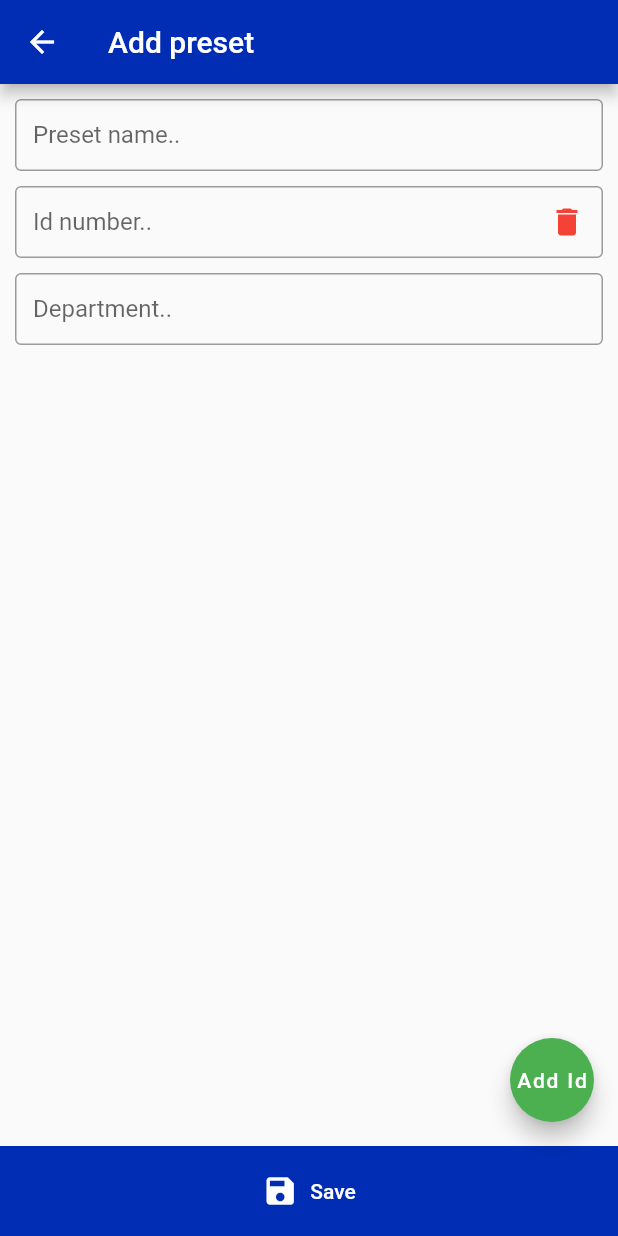
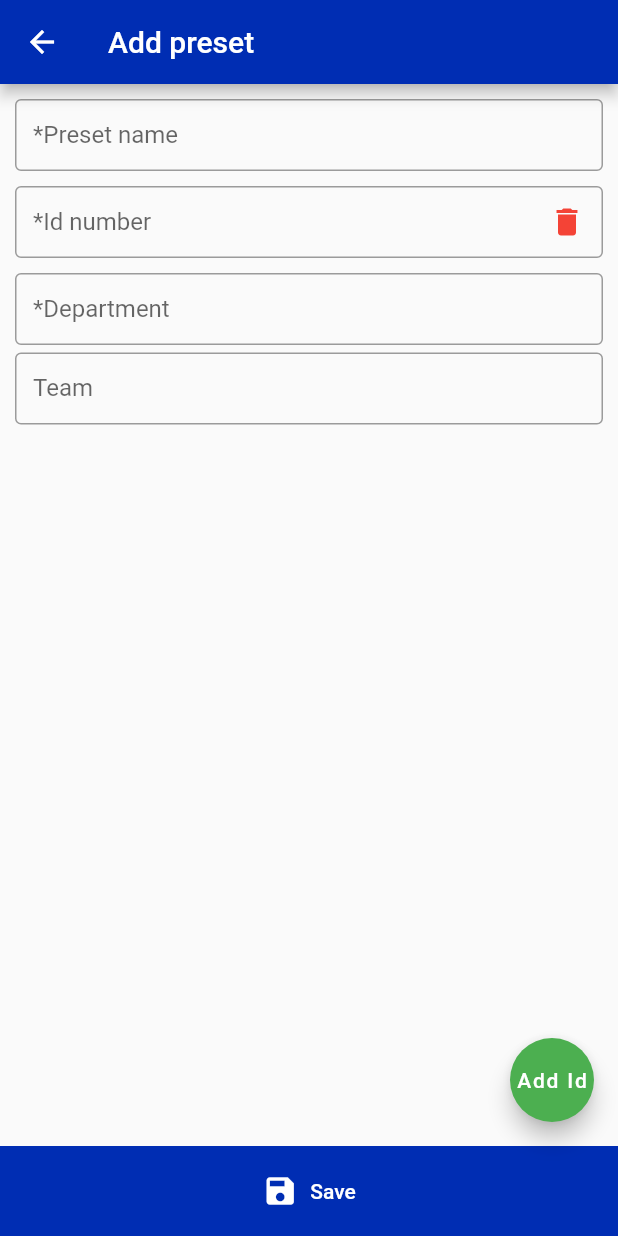
Before and after one commit to lamaw01/fieldparasat, a Flutter app: the AddPresetPage screen opened directly, on a phone screen of 412 x 824 dp. Run offline on Flutter 3.47's test engine with Material 2 defaults, Android fonts, the phone set to English and light mode, and no system bars; our stand-ins replace flutter_styled_toast, geocoding, geolocator, hive, hive_flutter, image_picker and 2 more; accounts and stored records are empty.

Commit message:
janrey sir glenn changes

```diff
--- a/lib/data/selfie_page_data.dart
+++ b/lib/data/selfie_page_data.dart
@@ -158,6 +158,7 @@ class SelfiePageData with ChangeNotifier {
   Future<bool> uploadImage(
       {required List<String> employeeId,
       required String department,
+      required String team,
       required String logType}) async {
     bool success = false;
     try {
@@ -165,7 +166,7 @@ class SelfiePageData with ChangeNotifier {
       String base64 = base64Encode(_imageScreenshot!);
       debugPrint(base64);
       var response = await HttpService.uploadImage(base64, employeeId, _latlng,
-          _address, department, _timestamp, logType);
+          _address, department, team, _timestamp, logType);
       if (response.success) {
         success = true;
       } else {
@@ -180,6 +181,7 @@ class SelfiePageData with ChangeNotifier {
       saveToHistory(
           employeeId: employeeId,
           department: department,
+          team: team,
           logType: logType,
           uploaded: success);
       _image = null;
@@ -198,6 +200,7 @@ class SelfiePageData with ChangeNotifier {
           model.latlng,
           model.address,
           model.department,
+          model.team,
           model.selfieTimestamp,
           model.logType);
       if (response.success) {
@@ -219,6 +222,7 @@ class SelfiePageData with ChangeNotifier {
   Future<void> saveToHistory(
       {required List<String> employeeId,
       required String department,
+      required String team,
       required String logType,
       required bool uploaded}) async {
     try {
@@ -231,6 +235,7 @@ class SelfiePageData with ChangeNotifier {
           address: address,
           imageScreenshot: _imageScreenshot!,
           department: department,
+          team: team,
           selfieTimestamp: _timestamp,
           logType: logType,
           uploaded: uploaded));
--- a/lib/model/history_model.dart
+++ b/lib/model/history_model.dart
@@ -15,6 +15,7 @@ class HistoryModel extends HiveObject {
     required this.selfieTimestamp,
     required this.logType,
     required this.uploaded,
+    required this.team,
   });
 
   @HiveField(0)
@@ -43,4 +44,7 @@ class HistoryModel extends HiveObject {
 
   @HiveField(8)
   bool uploaded;
+
+  @HiveField(9)
+  String team;
 }
--- a/lib/model/preset_model.dart
+++ b/lib/model/preset_model.dart
@@ -8,6 +8,7 @@ class PresetModel extends HiveObject {
     required this.presetName,
     required this.employeeId,
     required this.department,
+    required this.team,
   });
 
   @HiveField(0)
@@ -18,4 +19,7 @@ class PresetModel extends HiveObject {
 
   @HiveField(2)
   String department;
+
+  @HiveField(3)
+  String team;
 }
--- a/lib/service/http_service.dart
+++ b/lib/service/http_service.dart
@@ -12,6 +12,7 @@ class HttpService {
       String latlng,
       String address,
       String department,
+      String team,
       String selfieTimestamp,
       String logType) async {
     var response = await http
@@ -27,6 +28,7 @@ class HttpService {
               'address': address,
               'is_selfie': true,
               'department': department,
+              'team': team,
               'selfie_timestamp': selfieTimestamp,
               'log_type': logType
             }))
--- a/lib/view/add_preset_page.dart
+++ b/lib/view/add_preset_page.dart
@@ -18,6 +18,7 @@ class _AddPresetPageState extends State<AddPresetPage> {
     TextEditingController(),
   ];
   final presetDepartmentController = TextEditingController();
+  final presetTeamController = TextEditingController();
 
   @override
   void dispose() {
@@ -27,6 +28,7 @@ class _AddPresetPageState extends State<AddPresetPage> {
       idPresetController.dispose();
     }
     presetDepartmentController.dispose();
+    presetTeamController.dispose();
   }
 
   @override
@@ -48,7 +50,7 @@ class _AddPresetPageState extends State<AddPresetPage> {
                   border: OutlineInputBorder(
                     borderSide: BorderSide(color: Colors.grey, width: 1.0),
                   ),
-                  hintText: 'Preset name..',
+                  label: Text('*Preset name'),
                   contentPadding: EdgeInsets.fromLTRB(12.0, 12.0, 12.0, 12.0),
                 ),
                 controller: presetNameController,
@@ -62,7 +64,7 @@ class _AddPresetPageState extends State<AddPresetPage> {
                     border: const OutlineInputBorder(
                       borderSide: BorderSide(color: Colors.grey, width: 1.0),
                     ),
-                    hintText: 'Id number..',
+                    label: const Text('*Id number'),
                     contentPadding:
                         const EdgeInsets.fromLTRB(12.0, 12.0, 12.0, 12.0),
                     suffixIcon: IconButton(
@@ -92,11 +94,25 @@ class _AddPresetPageState extends State<AddPresetPage> {
                   border: OutlineInputBorder(
                     borderSide: BorderSide(color: Colors.grey, width: 1.0),
                   ),
-                  hintText: 'Department..',
+                  label: Text('*Department'),
                   contentPadding: EdgeInsets.fromLTRB(12.0, 12.0, 12.0, 12.0),
                 ),
                 textCapitalization: TextCapitalization.words,
                 controller: presetDepartmentController,
+                keyboardType: TextInputType.text,
+                textInputAction: TextInputAction.done,
+              ),
+              const SizedBox(height: 5.0),
+              TextField(
+                decoration: const InputDecoration(
+                  label: Text('Team'),
+                  border: OutlineInputBorder(
+                    borderSide: BorderSide(color: Colors.grey, width: 1.0),
+                  ),
+                  contentPadding: EdgeInsets.fromLTRB(12.0, 12.0, 12.0, 12.0),
+                ),
+                textCapitalization: TextCapitalization.words,
+                controller: presetTeamController,
                 keyboardType: TextInputType.text,
                 textInputAction: TextInputAction.done,
               ),
@@ -137,6 +153,7 @@ class _AddPresetPageState extends State<AddPresetPage> {
                   for (var id in idPresetControllerList) id.text,
                 ],
                 department: presetDepartmentController.text.trim(),
+                team: presetTeamController.text.trim(),
               ));
               Navigator.of(context).pop();
             }
--- a/lib/view/selfie_page.dart
+++ b/lib/view/selfie_page.dart
@@ -96,6 +96,7 @@ class _SelfiePageState extends State<SelfiePage> {
                             await instance.uploadImage(
                               employeeId: last.employeeId,
                               department: last.department,
+                              team: last.team,
                               logType: instance.logIn ? 'IN' : 'OUT',
                             );
                           }
--- a/pubspec.yaml
+++ b/pubspec.yaml
@@ -1,5 +1,5 @@
 name: orion
-description: Selfie timestamp DTR for Parasat
+description: UC-1 Selfie DTR
 # The following line prevents the package from being accidentally published to
 # pub.dev using `flutter pub publish`. This is preferred for private packages.
 publish_to: 'none' # Remove this line if you wish to publish to pub.dev
@@ -16,7 +16,7 @@ publish_to: 'none' # Remove this line if you wish to publish to pub.dev
 # https://developer.apple.com/library/archive/documentation/General/Reference/InfoPlistKeyReference/Articles/CoreFoundationKeys.html
 # In Windows, build-name is used as the major, minor, and patch parts
 # of the product and file versions while build-number is used as the build suffix.
-version: 0.0.9+1
+version: 1.0.0
 
 environment:
   sdk: '>=2.19.2 <3.0.0'
```
Also changed, not shown: lib/view/history_detail_page.dart (+13 -0 lines), lib/view/upload_page.dart (+19 -2 lines), lib/model/history_model.g.dart, lib/model/preset_model.g.dart, 1 other file.
